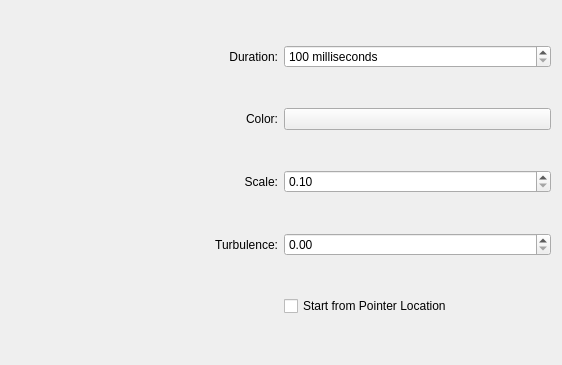
Qt form kwin/incinerate/config.ui (Schneegans/Burn-My-Windows) before a commit.
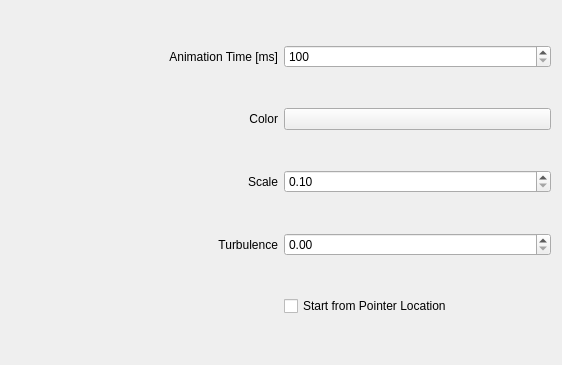
The same form after that commit. Custom widgets are drawn as their Qt base class.

What changed in the file:
```diff
--- a/kwin/incinerate/config.ui
+++ b/kwin/incinerate/config.ui
@@ -20,7 +20,7 @@
             <item row="2" column="0">
                 <widget class="QLabel" name="label_3">
                     <property name="text">
-                        <string>Scale:</string>
+                        <string>Scale</string>
                     </property>
                     <property name="alignment">
                         <set>Qt::AlignRight|Qt::AlignTrailing|Qt::AlignVCenter</set>
@@ -32,9 +32,6 @@
             </item>
             <item row="0" column="1">
                 <widget class="QSpinBox" name="kcfg_Duration">
-                    <property name="suffix">
-                        <string> milliseconds</string>
-                    </property>
                     <property name="minimum">
                         <number>100</number>
                     </property>
@@ -59,7 +56,7 @@
             <item row="0" column="0">
                 <widget class="QLabel" name="label">
                     <property name="text">
-                        <string>Duration:</string>
+                        <string>Animation Time [ms]</string>
                     </property>
                     <property name="alignment">
                         <set>Qt::AlignRight|Qt::AlignTrailing|Qt::AlignVCenter</set>
@@ -69,7 +66,7 @@
             <item row="3" column="0">
                 <widget class="QLabel" name="label_4">
                     <property name="text">
-                        <string>Turbulence:</string>
+                        <string>Turbulence</string>
                     </property>
                     <property name="alignment">
                         <set>Qt::AlignRight|Qt::AlignTrailing|Qt::AlignVCenter</set>
@@ -92,7 +89,7 @@
             <item row="1" column="0">
                 <widget class="QLabel" name="label_2">
                     <property name="text">
-                        <string>Color:</string>
+                        <string>Color</string>
                     </property>
                     <property name="alignment">
                         <set>Qt::AlignRight|Qt::AlignTrailing|Qt::AlignVCenter</set>
```
